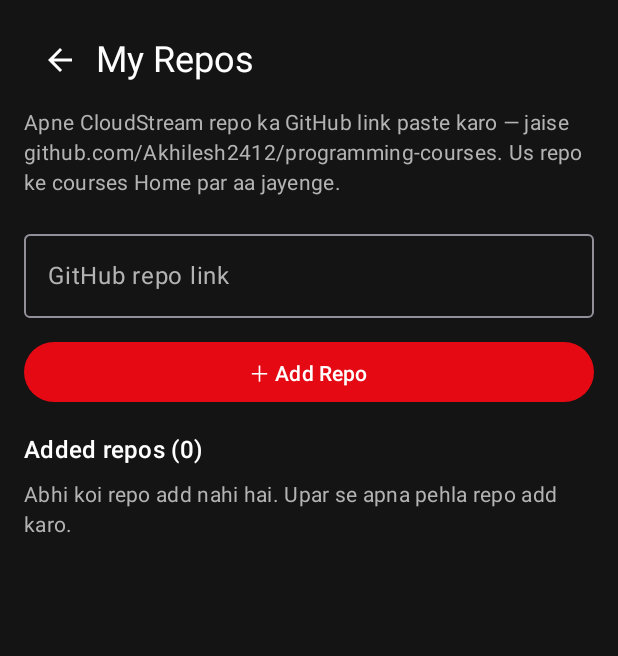
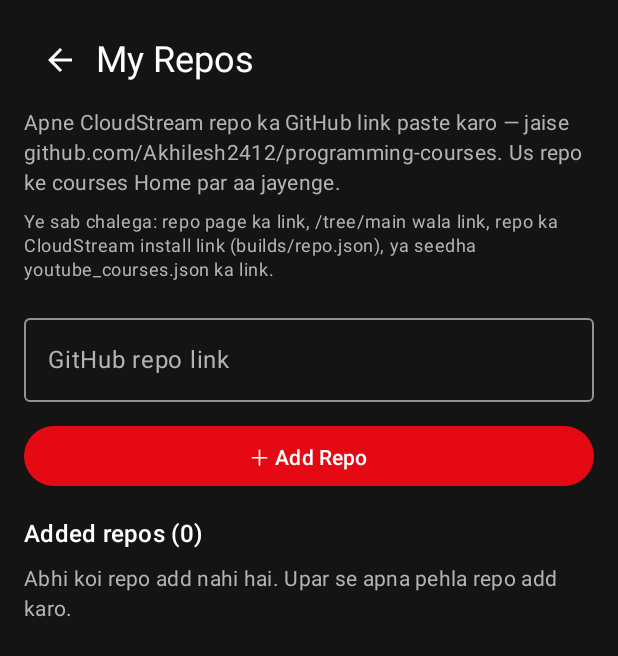
Before and after one commit to akhilesh2412/akhilflix, an Android app built with Jetpack Compose: the screen it shows after launch (MainActivity), after a tap on "＋ Add Repo", on a phone screen of 412 x 824 dp. Shown: the top 656 px of the screen. Run offline under Robolectric (Android 15) with nearby library versions, the phone set to English and light mode, and no system bars; network calls fail; pictures from the network do not load.

Commit message:
Fix repo URL parsing: accept any CloudStream/GitHub link format

```diff
--- a/plugin/src/main/java/com/akhilflix/app/ui/screens/ReposScreen.kt
+++ b/plugin/src/main/java/com/akhilflix/app/ui/screens/ReposScreen.kt
@@ -58,6 +58,12 @@ fun ReposScreen(
         Text(
             text = "Apne CloudStream repo ka GitHub link paste karo — jaise github.com/Akhilesh2412/programming-courses. Us repo ke courses Home par aa jayenge.",
             style = MaterialTheme.typography.bodyMedium,
+            color = MaterialTheme.colorScheme.onSurfaceVariant
+        )
+        Spacer(Modifier.height(8.dp))
+        Text(
+            text = "Ye sab chalega: repo page ka link, /tree/main wala link, repo ka CloudStream install link (builds/repo.json), ya seedha youtube_courses.json ka link.",
+            style = MaterialTheme.typography.bodySmall,
             color = MaterialTheme.colorScheme.onSurfaceVariant
         )
         Spacer(Modifier.height(16.dp))
```
